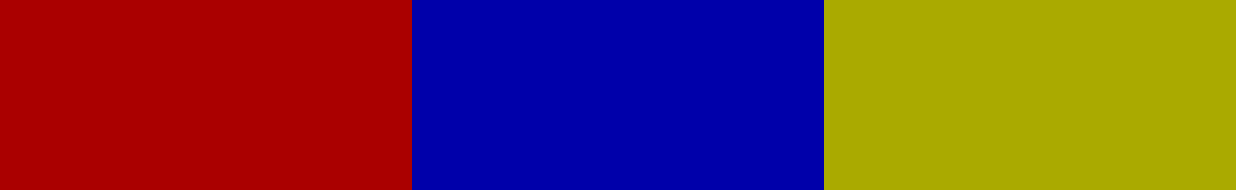
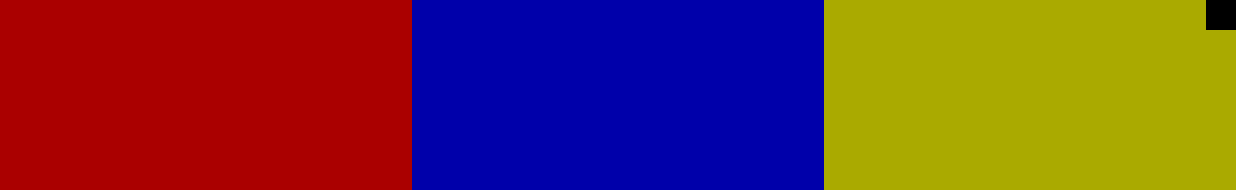
Before and after one commit to DzmitriyKaminskii/yugra_tablet, an Android app: the LifeFragment screen opened through its navigation route, after a tap on "Назад", on a phone screen of 824 x 412 dp (held sideways). Shown: the top 190 px of the screen. Run offline under Robolectric (Android 15) with nearby library versions, the phone set to English and light mode, and no system bars.

Commit message:
Add security button

```diff
--- /dev/null
+++ b/app/src/main/java/com/vlr/dk/yugratablet/gesture/CustomGestureListener.kt
@@ -0,0 +1,20 @@
+package com.vlr.dk.yugratablet.gesture
+
+import android.view.GestureDetector
+import android.view.MotionEvent
+import androidx.fragment.app.FragmentActivity
+import kotlin.system.exitProcess
+
+
+class CustomGestureListener(private val activity: FragmentActivity?) :
+    GestureDetector.SimpleOnGestureListener() {
+
+    override fun onDown(e: MotionEvent?): Boolean {
+        return true
+    }
+
+    override fun onLongPress(e: MotionEvent?) {
+        activity?.finish()
+        exitProcess(0)
+    }
+}
--- a/app/src/main/java/com/vlr/dk/yugratablet/HomeFragment.kt
+++ b/app/src/main/java/com/vlr/dk/yugratablet/screens/HomeFragment.kt
@@ -1,19 +1,30 @@
-package com.vlr.dk.yugratablet
+package com.vlr.dk.yugratablet.screens
 
 import android.os.Bundle
 import android.text.Spannable
 import android.text.SpannableStringBuilder
 import android.text.style.AbsoluteSizeSpan
+import android.view.GestureDetector
 import android.view.LayoutInflater
 import android.view.View
 import android.view.ViewGroup
 import androidx.fragment.app.Fragment
 import androidx.navigation.findNavController
+import com.vlr.dk.yugratablet.R
 import com.vlr.dk.yugratablet.databinding.HomeFragmentBinding
+import com.vlr.dk.yugratablet.gesture.CustomGestureListener
 
 class HomeFragment : Fragment() {
     private var _binding: HomeFragmentBinding? = null
     private val binding get() = _binding!!
+
+    private lateinit var gestureDetector: GestureDetector
+
+    override fun onCreate(savedInstanceState: Bundle?) {
+        super.onCreate(savedInstanceState)
+
+        gestureDetector = GestureDetector(activity, CustomGestureListener(activity))
+    }
 
     override fun onCreateView(
         inflater: LayoutInflater, container: ViewGroup?,
@@ -88,6 +99,10 @@ class HomeFragment : Fragment() {
         binding.workBlock.setOnClickListener {
             it.findNavController().navigate(R.id.action_open_workFragment)
         }
+
+        binding.securityButton.setOnTouchListener { _, event ->
+            gestureDetector.onTouchEvent(event)
+        }
     }
 
 }
--- a/app/src/main/java/com/vlr/dk/yugratablet/RestFragment.kt
+++ b/app/src/main/java/com/vlr/dk/yugratablet/screens/LifeFragment.kt
@@ -1,4 +1,4 @@
-package com.vlr.dk.yugratablet
+package com.vlr.dk.yugratablet.screens
 
 import android.os.Bundle
 import android.view.LayoutInflater
@@ -6,23 +6,18 @@ import android.view.View
 import android.view.ViewGroup
 import androidx.fragment.app.Fragment
 import androidx.navigation.findNavController
-import com.vlr.dk.yugratablet.databinding.RestFragmentBinding
+import com.vlr.dk.yugratablet.databinding.LifeFragmentBinding
 
-class RestFragment : Fragment() {
-    private var _binding: RestFragmentBinding? = null
+class LifeFragment : Fragment() {
+    private var _binding: LifeFragmentBinding? = null
     private val binding get() = _binding!!
 
     override fun onCreateView(
         inflater: LayoutInflater, container: ViewGroup?,
         savedInstanceState: Bundle?
     ): View {
-        _binding = RestFragmentBinding.inflate(inflater, container, false)
+        _binding = LifeFragmentBinding.inflate(inflater, container, false)
         return binding.root
-    }
-
-    override fun onDestroyView() {
-        super.onDestroyView()
-        _binding = null
     }
 
     override fun onViewCreated(view: View, savedInstanceState: Bundle?) {
@@ -31,9 +26,15 @@ class RestFragment : Fragment() {
         bindingAction()
     }
 
+    override fun onDestroyView() {
+        super.onDestroyView()
+        _binding = null
+    }
+
     private fun bindingAction() {
         binding.backAction.setOnClickListener {
             it.findNavController().popBackStack()
         }
     }
+
 }
--- a/app/src/main/java/com/vlr/dk/yugratablet/WorkFragment.kt
+++ b/app/src/main/java/com/vlr/dk/yugratablet/screens/RestFragment.kt
@@ -1,4 +1,4 @@
-package com.vlr.dk.yugratablet
+package com.vlr.dk.yugratablet.screens
 
 import android.os.Bundle
 import android.view.LayoutInflater
@@ -6,17 +6,17 @@ import android.view.View
 import android.view.ViewGroup
 import androidx.fragment.app.Fragment
 import androidx.navigation.findNavController
-import com.vlr.dk.yugratablet.databinding.WorkFragmentBinding
+import com.vlr.dk.yugratablet.databinding.RestFragmentBinding
 
-class WorkFragment : Fragment() {
-    private var _binding: WorkFragmentBinding? = null
+class RestFragment : Fragment() {
+    private var _binding: RestFragmentBinding? = null
     private val binding get() = _binding!!
 
     override fun onCreateView(
         inflater: LayoutInflater, container: ViewGroup?,
         savedInstanceState: Bundle?
     ): View {
-        _binding = WorkFragmentBinding.inflate(inflater, container, false)
+        _binding = RestFragmentBinding.inflate(inflater, container, false)
         return binding.root
     }
 
--- a/app/src/main/java/com/vlr/dk/yugratablet/LifeFragment.kt
+++ b/app/src/main/java/com/vlr/dk/yugratablet/screens/WorkFragment.kt
@@ -1,4 +1,4 @@
-package com.vlr.dk.yugratablet
+package com.vlr.dk.yugratablet.screens
 
 import android.os.Bundle
 import android.view.LayoutInflater
@@ -6,18 +6,23 @@ import android.view.View
 import android.view.ViewGroup
 import androidx.fragment.app.Fragment
 import androidx.navigation.findNavController
-import com.vlr.dk.yugratablet.databinding.LifeFragmentBinding
+import com.vlr.dk.yugratablet.databinding.WorkFragmentBinding
 
-class LifeFragment : Fragment() {
-    private var _binding: LifeFragmentBinding? = null
+class WorkFragment : Fragment() {
+    private var _binding: WorkFragmentBinding? = null
     private val binding get() = _binding!!
 
     override fun onCreateView(
         inflater: LayoutInflater, container: ViewGroup?,
         savedInstanceState: Bundle?
     ): View {
-        _binding = LifeFragmentBinding.inflate(inflater, container, false)
+        _binding = WorkFragmentBinding.inflate(inflater, container, false)
         return binding.root
+    }
+
+    override fun onDestroyView() {
+        super.onDestroyView()
+        _binding = null
     }
 
     override fun onViewCreated(view: View, savedInstanceState: Bundle?) {
@@ -26,15 +31,9 @@ class LifeFragment : Fragment() {
         bindingAction()
     }
 
-    override fun onDestroyView() {
-        super.onDestroyView()
-        _binding = null
-    }
-
     private fun bindingAction() {
         binding.backAction.setOnClickListener {
             it.findNavController().popBackStack()
         }
     }
-
 }
--- a/app/src/main/res/layout/activity_main.xml
+++ b/app/src/main/res/layout/activity_main.xml
@@ -4,6 +4,7 @@
     xmlns:tools="http://schemas.android.com/tools"
     android:layout_width="match_parent"
     android:layout_height="match_parent"
+    tools:viewBindingIgnore="true"
     tools:context=".MainActivity">
 
     <fragment
@@ -18,5 +19,4 @@
         app:layout_constraintTop_toTopOf="parent"
         app:navGraph="@navigation/nav_graph" />
 
-
 </androidx.constraintlayout.widget.ConstraintLayout>
--- a/app/src/main/res/layout/home_fragment.xml
+++ b/app/src/main/res/layout/home_fragment.xml
@@ -71,4 +71,12 @@
 
     </LinearLayout>
 
+    <TextView
+        android:id="@+id/security_button"
+        android:layout_width="@dimen/security_button_size"
+        android:layout_height="@dimen/security_button_size"
+        android:background="@color/black"
+        app:layout_constraintTop_toTopOf="parent"
+        app:layout_constraintEnd_toEndOf="parent"/>
+
 </androidx.constraintlayout.widget.ConstraintLayout>
--- a/app/src/main/res/navigation/nav_graph.xml
+++ b/app/src/main/res/navigation/nav_graph.xml
@@ -7,7 +7,7 @@
 
     <fragment
         android:id="@+id/navFragment"
-        android:name="com.vlr.dk.yugratablet.HomeFragment"
+        android:name="com.vlr.dk.yugratablet.screens.HomeFragment"
         android:label="fragment_nav"
         tools:layout="@layout/home_fragment" >
         <action
@@ -22,14 +22,14 @@
     </fragment>
     <fragment
         android:id="@+id/lifeFragment"
-        android:name="com.vlr.dk.yugratablet.LifeFragment"
+        android:name="com.vlr.dk.yugratablet.screens.LifeFragment"
         android:label="LifeFragment" />
     <fragment
         android:id="@+id/restFragment"
-        android:name="com.vlr.dk.yugratablet.RestFragment"
+        android:name="com.vlr.dk.yugratablet.screens.RestFragment"
         android:label="RestFragment" />
     <fragment
         android:id="@+id/workFragment"
-        android:name="com.vlr.dk.yugratablet.WorkFragment"
+        android:name="com.vlr.dk.yugratablet.screens.WorkFragment"
         android:label="WorkFragment" />
 </navigation>
--- a/app/src/main/res/values/dimen.xml
+++ b/app/src/main/res/values/dimen.xml
@@ -9,4 +9,6 @@
     <dimen name="back_button_height">50dp</dimen>
     <dimen name="back_button_start_margin">20dp</dimen>
     <dimen name="back_button_top_margin">20dp</dimen>
+
+    <dimen name="security_button_size">20dp</dimen>
 </resources>
```
